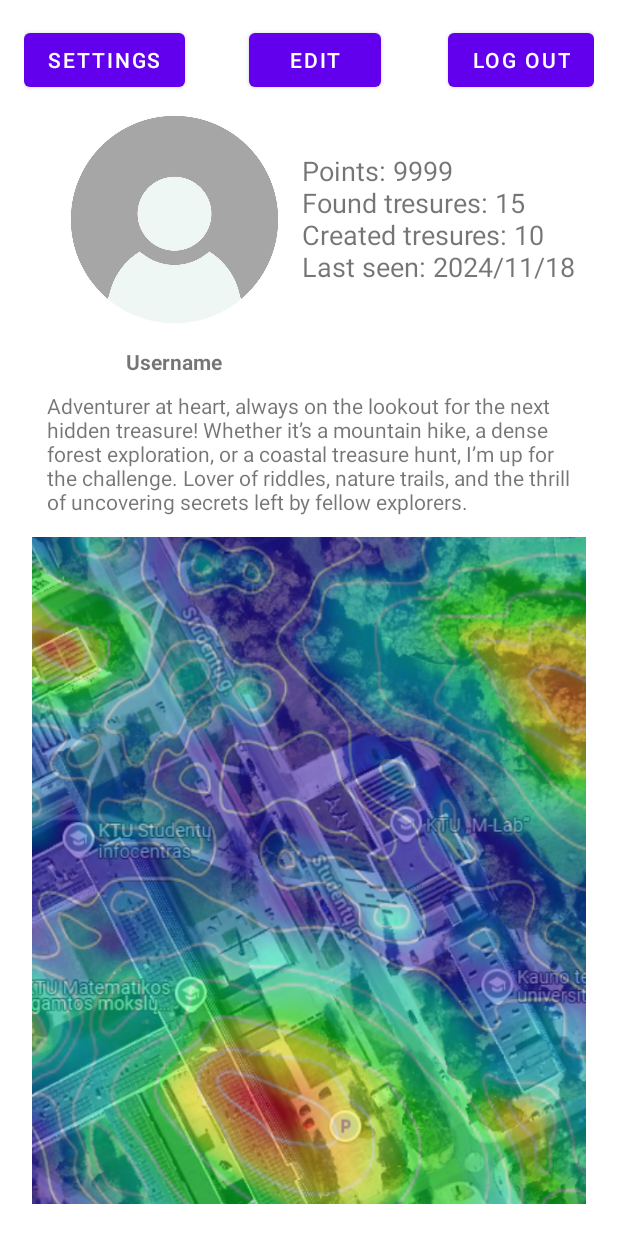
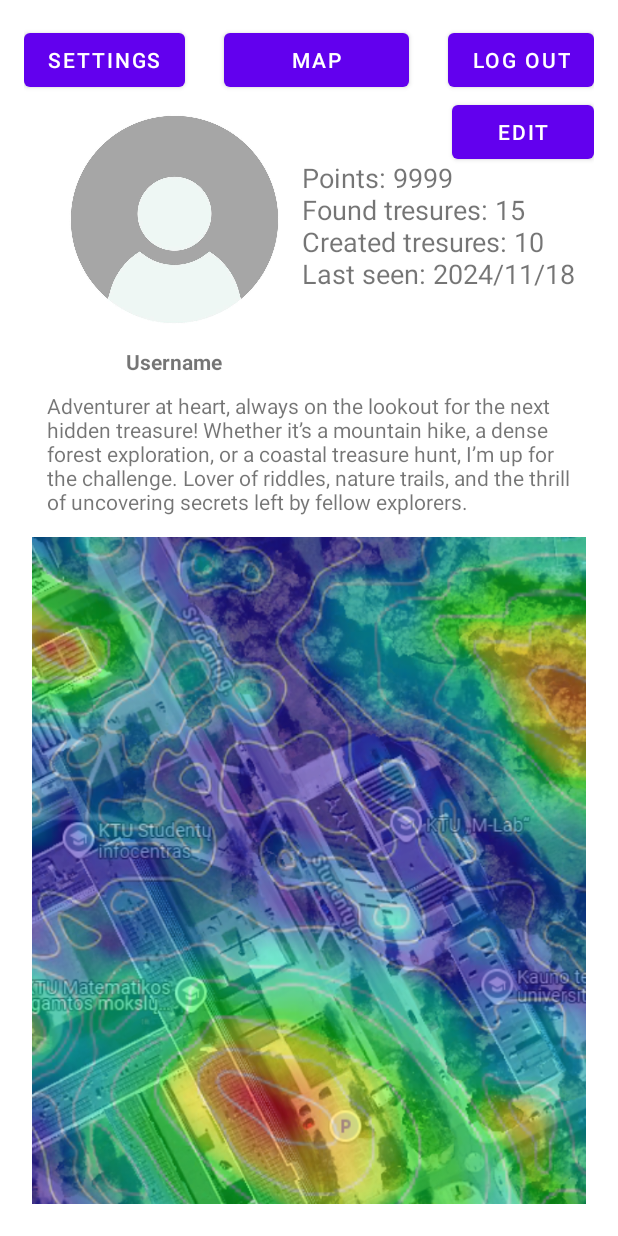
Before and after one commit to PureDarkZ990/LobiuIeskojimoSistema, an Android app built with Jetpack Compose: the ProfileActivity screen opened directly, with no data from a screen before it, on a phone screen of 412 x 824 dp. Run offline under Robolectric (Android 15) with nearby library versions, the phone set to English and light mode, and no system bars.

Commit message:
returns to main map

```diff
--- a/app/src/main/kotlin/com/example/lobiupaieskossistema/ProfileActivity.kt
+++ b/app/src/main/kotlin/com/example/lobiupaieskossistema/ProfileActivity.kt
@@ -19,6 +19,7 @@ class ProfileActivity : AppCompatActivity() {
         val logoutButton: Button = findViewById(R.id.logoutButton)
         val settingsButton: Button = findViewById(R.id.settingsButton)
         val editButton: Button = findViewById(R.id.EditButton) // New Edit button
+        val returnToMapButton: Button = findViewById(R.id.returnToMap) // Return to Map button
 
         logoutButton.setOnClickListener {
             showLogoutConfirmationDialog()
@@ -31,6 +32,16 @@ class ProfileActivity : AppCompatActivity() {
         editButton.setOnClickListener {
             showEditProfileDialog()
         }
+
+        returnToMapButton.setOnClickListener {
+            returnToMap()
+        }
+    }
+
+    private fun returnToMap() {
+        val intent = Intent(this, MainActivity::class.java) // Replace with your MainActivity class
+        startActivity(intent)
+        finish()
     }
 
     private fun showLogoutConfirmationDialog() {
--- a/app/src/main/res/layout/profile.xml
+++ b/app/src/main/res/layout/profile.xml
@@ -22,11 +22,12 @@
         android:id="@+id/logoutButton"
         android:layout_width="wrap_content"
         android:layout_height="wrap_content"
+        android:layout_alignParentTop="true"
+        android:layout_alignParentEnd="true"
+        android:layout_marginStart="16dp"
+        android:layout_marginTop="0dp"
         android:text="Log Out"
-        android:textSize="14sp"
-        android:layout_alignParentEnd="true"
-        android:layout_alignParentTop="true"
-        android:layout_marginStart="16dp"/>
+        android:textSize="14sp" />
 
     <ImageView
         android:id="@+id/profileImage"
@@ -87,7 +88,7 @@
         android:layout_above="@+id/userName"
         android:layout_alignParentTop="true"
         android:layout_marginStart="10dp"
-        android:layout_marginTop="85dp"
+        android:layout_marginTop="90dp"
         android:layout_marginBottom="5dp"
         android:layout_toEndOf="@+id/profileImage"
         android:text="@string/ta_kai_9999_nsurasti_lobiai_15_nsukurti_lobiai_10"
@@ -95,13 +96,23 @@
 
     <Button
         android:id="@+id/EditButton"
-        android:layout_width="wrap_content"
+        android:layout_width="110dp"
         android:layout_height="wrap_content"
+        android:layout_below="@+id/logoutButton"
         android:layout_alignParentStart="true"
-        android:layout_alignParentTop="true"
-        android:layout_marginStart="150dp"
+        android:layout_marginStart="285dp"
         android:layout_marginTop="0dp"
         android:text="Edit" />
 
+    <Button
+        android:id="@+id/returnToMap"
+        android:layout_width="wrap_content"
+        android:layout_height="wrap_content"
+        android:layout_marginStart="10dp"
+        android:layout_marginEnd="10dp"
+        android:layout_toStartOf="@+id/logoutButton"
+        android:layout_toEndOf="@+id/settingsButton"
+        android:text="MAP" />
+
 
 </RelativeLayout>
```
